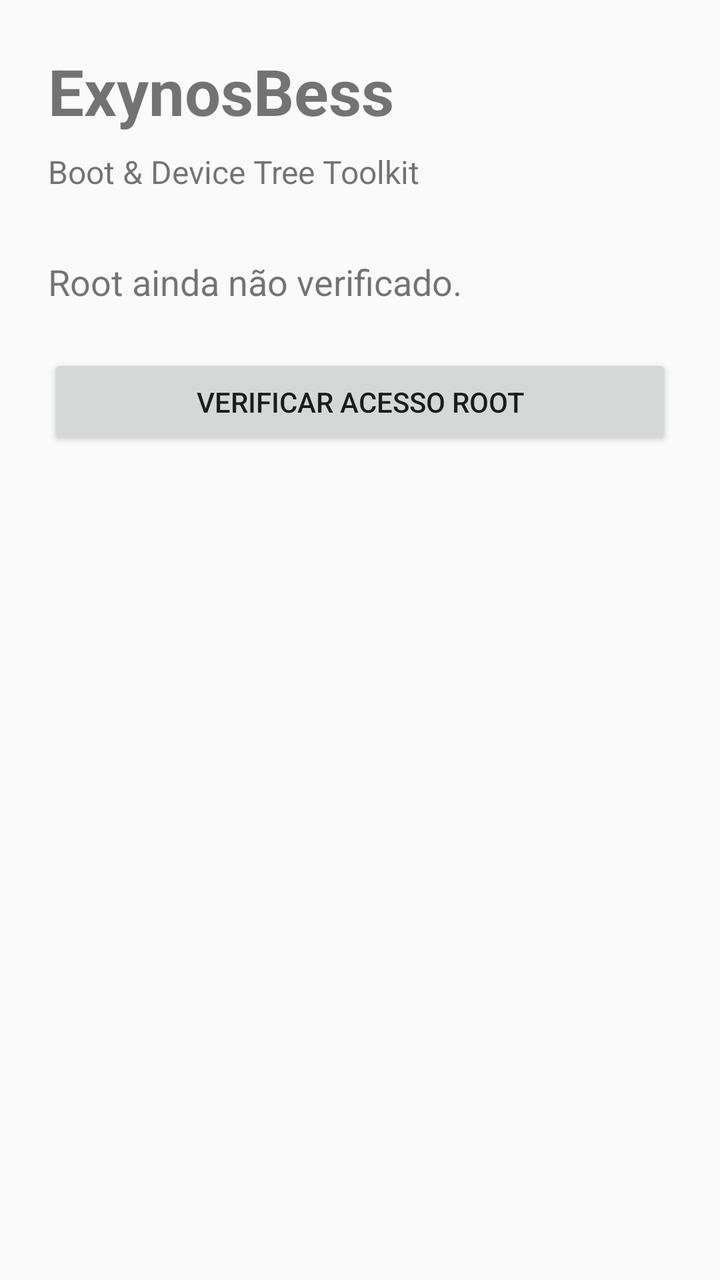
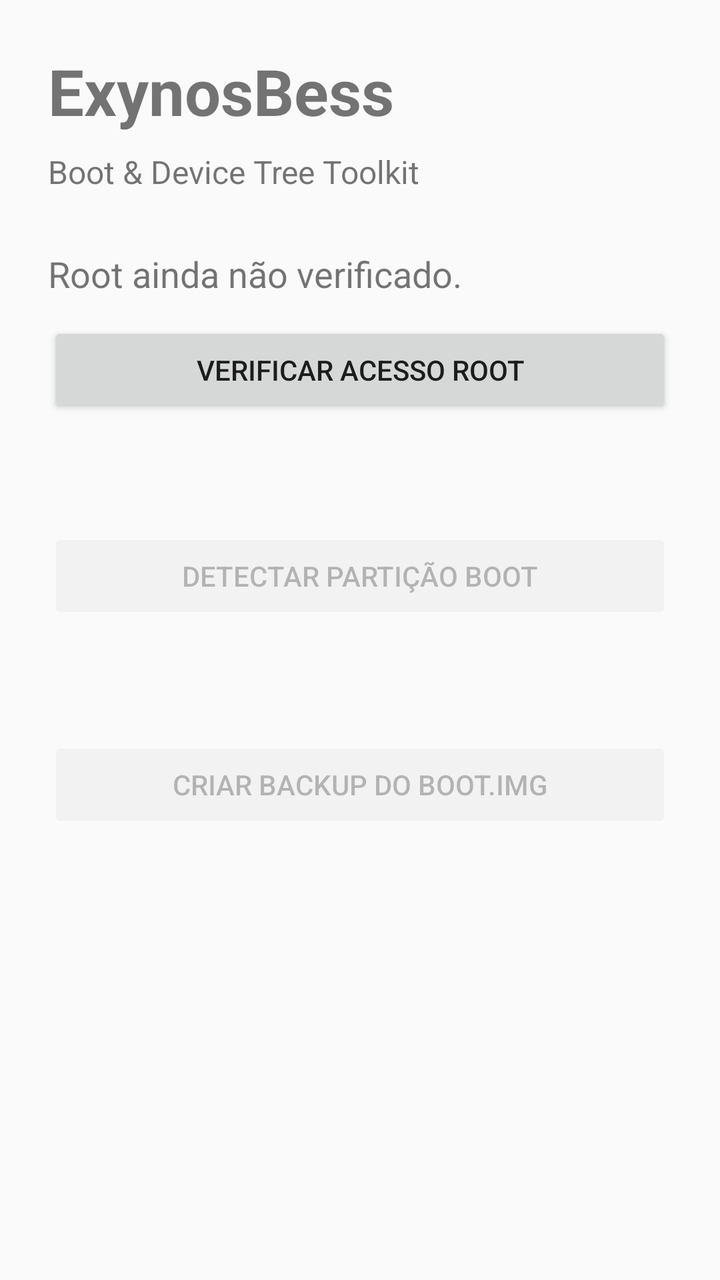

Compare the two renders of this Android layout. The source of the first and the diff that turns it into the second are given below.
<!-- AndroidManifest.xml: application theme android:Theme.Material.Light.NoActionBar -->
<!-- res/layout/activity_main.xml -->
<?xml version="1.0" encoding="utf-8"?>
<LinearLayout
    xmlns:android="http://schemas.android.com/apk/res/android"
    android:layout_width="match_parent"
    android:layout_height="match_parent"
    android:orientation="vertical"
    android:padding="24dp">

    <TextView
        android:id="@+id/title"
        android:layout_width="wrap_content"
        android:layout_height="wrap_content"
        android:text="ExynosBess"
        android:textSize="32sp"
        android:textStyle="bold"
        android:layout_marginBottom="8dp" />

    <TextView
        android:layout_width="wrap_content"
        android:layout_height="wrap_content"
        android:text="Boot &amp; Device Tree Toolkit"
        android:textSize="16sp"
        android:layout_marginBottom="32dp" />

    <TextView
        android:id="@+id/rootStatus"
        android:layout_width="match_parent"
        android:layout_height="wrap_content"
        android:text="Root ainda não verificado."
        android:textSize="18sp"
        android:layout_marginBottom="24dp" />

    <Button
        android:id="@+id/checkRootButton"
        android:layout_width="match_parent"
        android:layout_height="wrap_content"
        android:text="Verificar acesso root" />

    <TextView
        android:id="@+id/rootOutput"
        android:layout_width="match_parent"
        android:layout_height="wrap_content"
        android:text=""
        android:textSize="14sp"
        android:layout_marginTop="24dp" />

</LinearLayout>
<!-- resources referenced by this layout -->
<resources>

</resources>

<!-- the commit's change to res/layout/activity_main.xml (unified diff, before → after) -->
@@ -1,47 +1,85 @@
 <?xml version="1.0" encoding="utf-8"?>
-<LinearLayout
+<ScrollView
     xmlns:android="http://schemas.android.com/apk/res/android"
     android:layout_width="match_parent"
-    android:layout_height="match_parent"
-    android:orientation="vertical"
-    android:padding="24dp">
+    android:layout_height="match_parent">
 
-    <TextView
-        android:id="@+id/title"
-        android:layout_width="wrap_content"
-        android:layout_height="wrap_content"
-        android:text="ExynosBess"
-        android:textSize="32sp"
-        android:textStyle="bold"
-        android:layout_marginBottom="8dp" />
-
-    <TextView
-        android:layout_width="wrap_content"
-        android:layout_height="wrap_content"
-        android:text="Boot &amp; Device Tree Toolkit"
-        android:textSize="16sp"
-        android:layout_marginBottom="32dp" />
-
-    <TextView
-        android:id="@+id/rootStatus"
+    <LinearLayout
         android:layout_width="match_parent"
         android:layout_height="wrap_content"
-        android:text="Root ainda não verificado."
-        android:textSize="18sp"
-        android:layout_marginBottom="24dp" />
+        android:orientation="vertical"
+        android:padding="24dp">
 
-    <Button
-        android:id="@+id/checkRootButton"
-        android:layout_width="match_parent"
-        android:layout_height="wrap_content"
-        android:text="Verificar acesso root" />
+        <TextView
+            android:id="@+id/title"
+            android:layout_width="wrap_content"
+            android:layout_height="wrap_content"
+            android:text="ExynosBess"
+            android:textSize="32sp"
+            android:textStyle="bold"
+            android:layout_marginBottom="8dp" />
 
-    <TextView
-        android:id="@+id/rootOutput"
-        android:layout_width="match_parent"
-        android:layout_height="wrap_content"
-        android:text=""
-        android:textSize="14sp"
-        android:layout_marginTop="24dp" />
+        <TextView
+            android:layout_width="wrap_content"
+            android:layout_height="wrap_content"
+            android:text="Boot &amp; Device Tree Toolkit"
+            android:textSize="16sp"
+            android:layout_marginBottom="28dp" />
 
-</LinearLayout>
+        <TextView
+            android:id="@+id/rootStatus"
+            android:layout_width="match_parent"
+            android:layout_height="wrap_content"
+            android:text="Root ainda não verificado."
+            android:textSize="18sp"
+            android:layout_marginBottom="12dp" />
+
+        <Button
+            android:id="@+id/checkRootButton"
+            android:layout_width="match_parent"
+            android:layout_height="wrap_content"
+            android:text="Verificar acesso root" />
+
+        <TextView
+            android:id="@+id/rootOutput"
+            android:layout_width="match_parent"
+            android:layout_height="wrap_content"
+            android:text=""
+            android:textSize="14sp"
+            android:layout_marginTop="12dp"
+            android:layout_marginBottom="24dp" />
+
+        <Button
+            android:id="@+id/detectBootButton"
+            android:layout_width="match_parent"
+            android:layout_height="wrap_content"
+            android:text="Detectar partição boot"
+            android:enabled="false" />
+
+        <TextView
+            android:id="@+id/bootStatus"
+            android:layout_width="match_parent"
+            android:layout_height="wrap_content"
+            android:text=""
+            android:textSize="15sp"
+            android:layout_marginTop="12dp"
+            android:layout_marginBottom="24dp" />
+
+        <Button
+            android:id="@+id/backupBootButton"
+            android:layout_width="match_parent"
+            android:layout_height="wrap_content"
+            android:text="Criar backup do boot.img"
+            android:enabled="false" />
+
+        <TextView
+            android:id="@+id/backupStatus"
+            android:layout_width="match_parent"
+            android:layout_height="wrap_content"
+            android:text=""
+            android:textSize="15sp"
+            android:layout_marginTop="12dp" />
+
+    </LinearLayout>
+
+</ScrollView>
